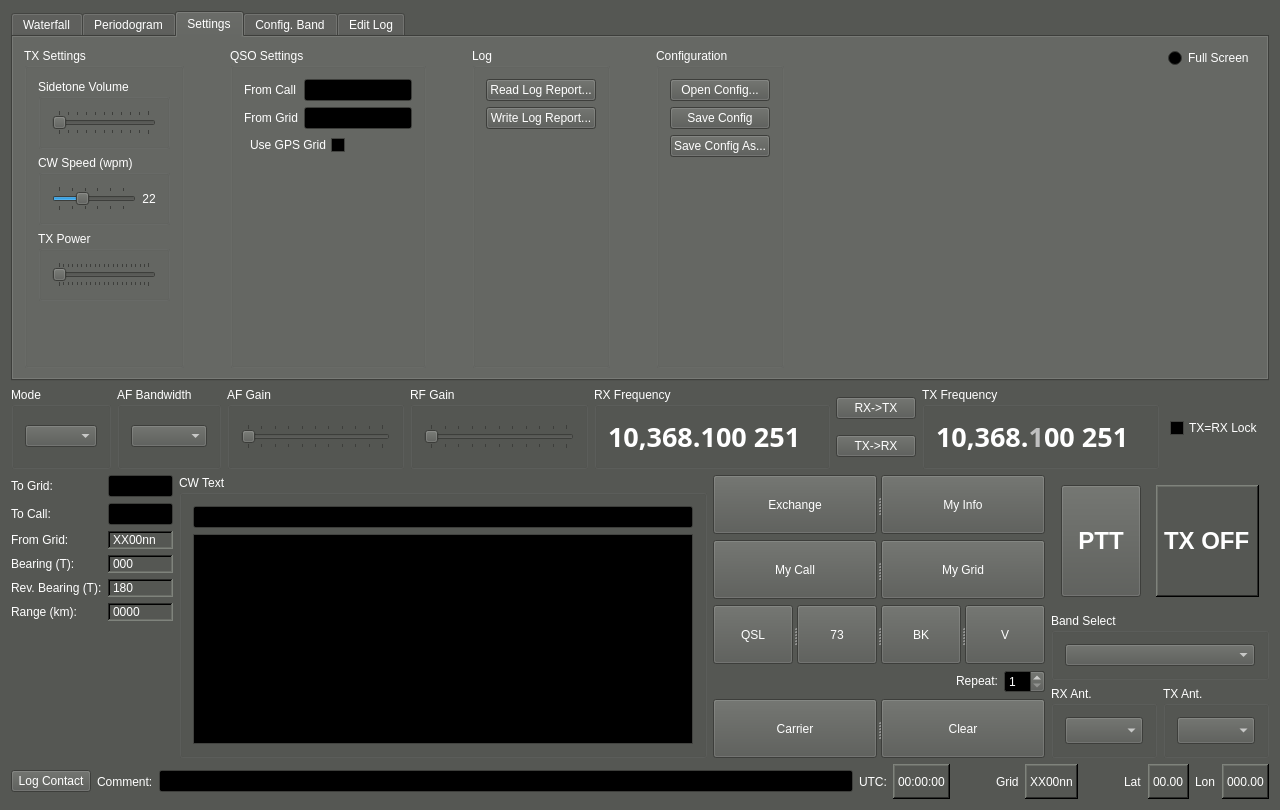
The window that qtgui/mainwindow.ui (kb1vc/SoDaRadio) describes before a commit, drawn with Qt 5.
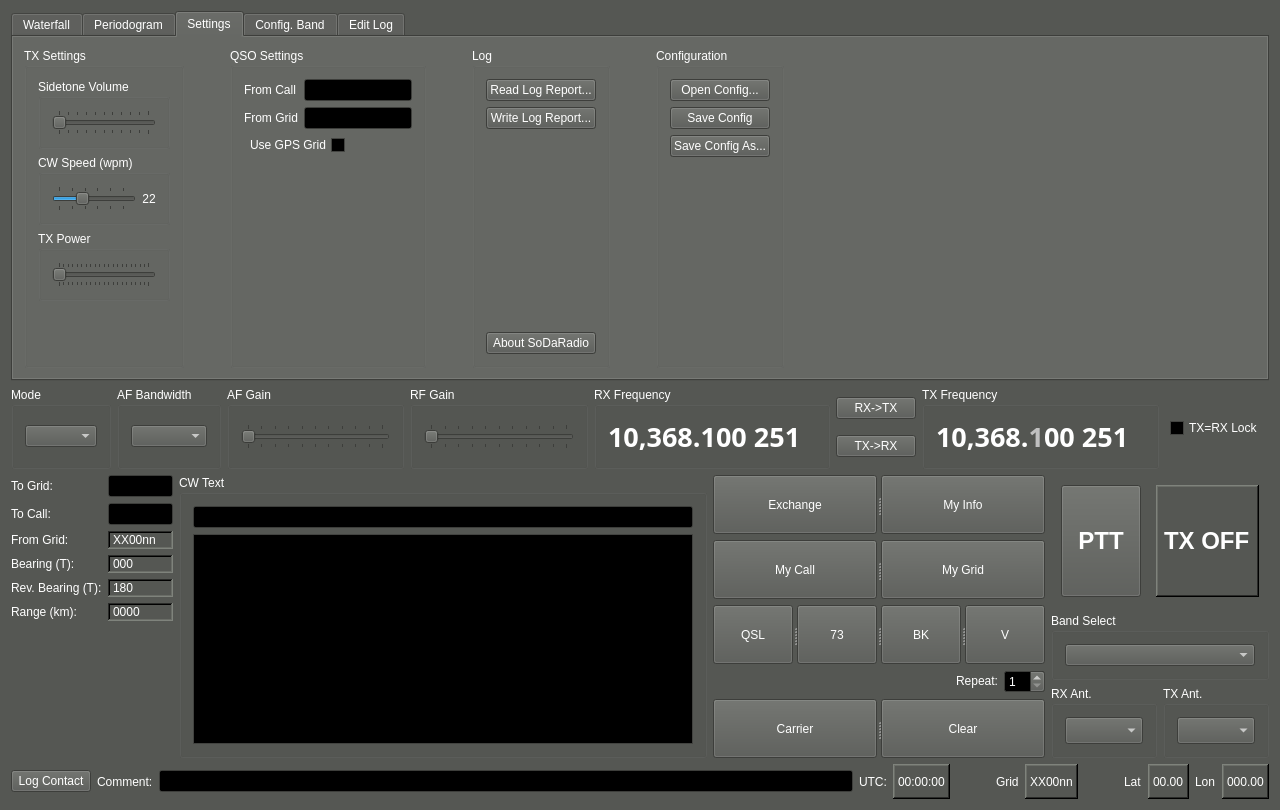
The same window after the commit. The open tabs and pages were chosen to show the change. Icons and pictures are not drawn. Custom widgets are drawn as their Qt base class.

What changed in the file:
```diff
--- a/qtgui/mainwindow.ui
+++ b/qtgui/mainwindow.ui
@@ -997,6 +997,13 @@
                </property>
               </spacer>
              </item>
+             <item>
+              <widget class="QPushButton" name="aboutSoDa_btn">
+               <property name="text">
+                <string>About SoDaRadio</string>
+               </property>
+              </widget>
+             </item>
             </layout>
            </widget>
           </item>
@@ -1071,36 +1078,6 @@
           </property>
          </spacer>
         </item>
-        <item>
-         <layout class="QVBoxLayout" name="verticalLayout" stretch="0,0">
-          <property name="spacing">
-           <number>6</number>
-          </property>
-          <property name="rightMargin">
-           <number>2</number>
-          </property>
-          <item>
-           <widget class="QRadioButton" name="FullScreen_tgl">
-            <property name="text">
-             <string>Full Screen</string>
-            </property>
-           </widget>
-          </item>
-          <item>
-           <spacer name="verticalSpacer_9">
-            <property name="orientation">
-             <enum>Qt::Vertical</enum>
-            </property>
-            <property name="sizeHint" stdset="0">
-             <size>
-              <width>20</width>
-              <height>40</height>
-             </size>
-            </property>
-           </spacer>
-          </item>
-         </layout>
-        </item>
        </layout>
       </widget>
       <widget class="QWidget" name="BandConfig">
```
Left out of the diff: 2 changed lines with no effect on the pictures.
